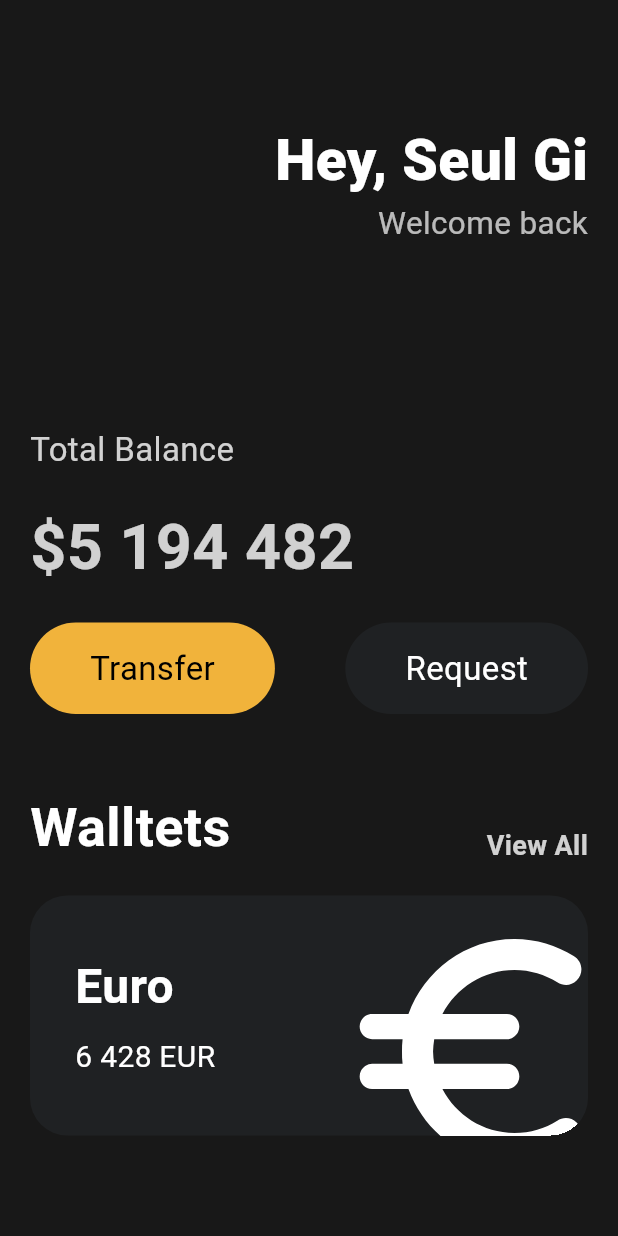
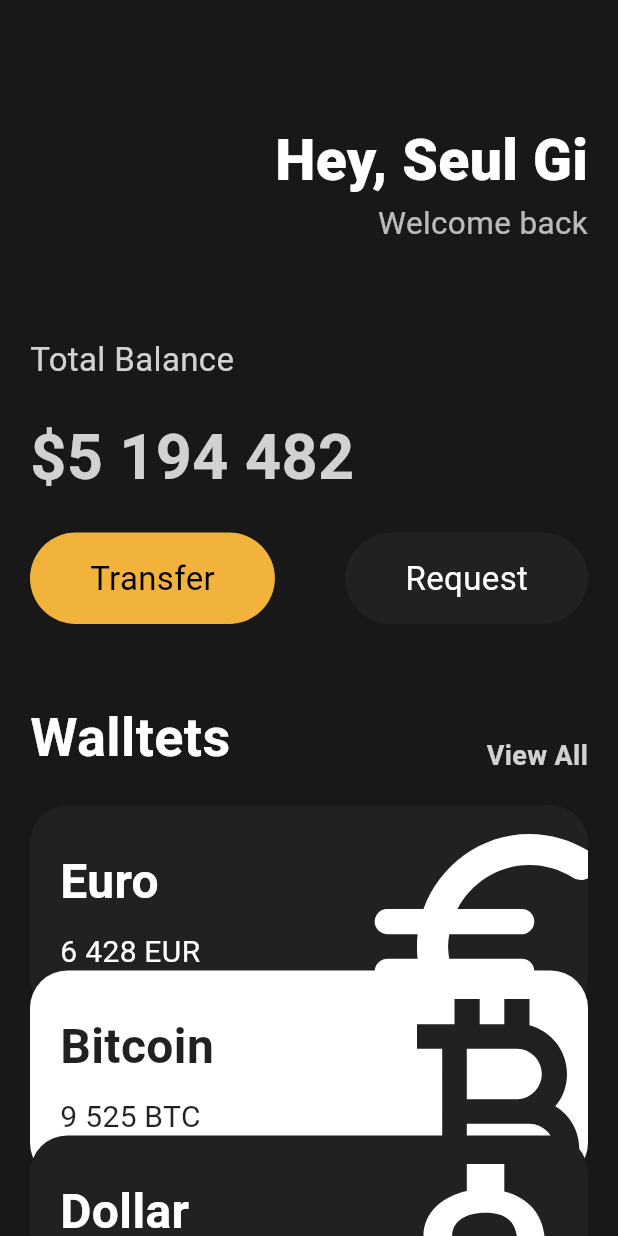
Before and after one commit to changhorang/toonflix, a Flutter app: the screen it shows after launch, on a phone screen of 412 x 824 dp. Run offline on Flutter 3.47's test engine with Material 3 defaults, Android fonts, the phone set to English and light mode, and no system bars.

Commit message:
[240426] Icon Card widget & scroll add

```diff
--- a/lib/main.dart
+++ b/lib/main.dart
@@ -1,5 +1,6 @@
 import 'package:flutter/material.dart';
 import 'package:toonflix/widget/button.dart';
+import 'package:toonflix/widget/curr_card.dart';
 
 void main() {
   runApp(const App());
@@ -13,7 +14,8 @@ class App extends StatelessWidget {
     return MaterialApp(
         home: Scaffold(
             backgroundColor: const Color(0xFF181818),
-            body: Padding(
+            body: SingleChildScrollView(
+              child: Padding(
                   padding: const EdgeInsets.symmetric(horizontal: 20),
                   child: Column(
                     crossAxisAlignment: CrossAxisAlignment.start,
@@ -45,7 +47,7 @@ class App extends StatelessWidget {
                         ],
                       ),
                       const SizedBox(
-                      height: 120,
+                        height: 60,
                       ),
                       Text(
                         'Total Balance',
@@ -102,62 +104,34 @@ class App extends StatelessWidget {
                       const SizedBox(
                         height: 20,
                       ),
-                    Container(
-                      clipBehavior: Clip.hardEdge,
-                      decoration: BoxDecoration(
-                        color: const Color(0xFF1F2123),
-                        borderRadius: BorderRadius.circular(25),
+                      const CurrencyCard(
+                        name: 'Euro',
+                        code: 'EUR',
+                        amount: '6 428',
+                        icon: Icons.euro_rounded,
+                        isInverted: false,
                       ),
-                      child: Padding(
-                        padding: const EdgeInsets.all(30),
-                        child: Row(
-                          mainAxisAlignment: MainAxisAlignment.spaceBetween,
-                          children: [
-                            const Column(
-                              crossAxisAlignment: CrossAxisAlignment.start,
-                              children: [
-                                Text("Euro",
-                                    style: TextStyle(
-                                        color: Colors.white,
-                                        fontSize: 32,
-                                        fontWeight: FontWeight.w600)),
-                                SizedBox(
-                                  height: 10,
+                      Transform.translate(
+                        offset: const Offset(0, -30),
+                        child: const CurrencyCard(
+                            name: 'Bitcoin',
+                            code: 'BTC',
+                            amount: '9 525',
+                            icon: Icons.currency_bitcoin,
+                            isInverted: true),
                       ),
-                                Row(
-                                  children: [
-                                    Text('6 428',
-                                        style: TextStyle(
-                                          color: Colors.white,
-                                          fontSize: 20,
-                                        )),
-                                    SizedBox(
-                                      width: 5,
-                                    ),
-                                    Text('EUR',
-                                        style: TextStyle(
-                                          color: Colors.white,
-                                          fontSize: 20,
-                                        ))
-                                  ],
-                                ),
-                              ],
-                            ),
-                            Transform.scale(
-                                scale: 2,
-                                child: Transform.translate(
-                                  offset: const Offset(3, 12),
-                                  child: const Icon(
-                                    Icons.euro_rounded,
-                                    color: Colors.white,
-                                    size: 100,
-                                  ),
-                                )),
-                          ],
-                        ),
+                      Transform.translate(
+                        offset: const Offset(0, -60),
+                        child: const CurrencyCard(
+                          name: 'Dollar',
+                          code: '\$',
+                          amount: '7 321',
+                          icon: Icons.attach_money_outlined,
+                          isInverted: false,
                         ),
                       ),
                     ],
-                ))));
+                  )),
+            )));
   }
 }
--- /dev/null
+++ b/lib/widget/curr_card.dart
@@ -0,0 +1,77 @@
+import 'package:flutter/material.dart';
+
+class CurrencyCard extends StatelessWidget {
+  final String name, code, amount;
+  final IconData icon;
+  final bool isInverted;
+
+  final _blackColor = const Color(0xFF1F2123);
+
+  const CurrencyCard({
+    super.key,
+    required this.name,
+    required this.code,
+    required this.amount,
+    required this.icon,
+    required this.isInverted,
+  });
+
+  @override
+  Widget build(BuildContext context) {
+    return Container(
+      clipBehavior: Clip.hardEdge,
+      decoration: BoxDecoration(
+        color: isInverted ? Colors.white : const Color(0xFF1F2123),
+        borderRadius: BorderRadius.circular(25),
+      ),
+      child: Padding(
+        padding: const EdgeInsets.all(20),
+        child: Row(
+          mainAxisAlignment: MainAxisAlignment.spaceBetween,
+          children: [
+            Column(
+              crossAxisAlignment: CrossAxisAlignment.start,
+              children: [
+                Text(name,
+                    style: TextStyle(
+                        color: isInverted ? _blackColor : Colors.white,
+                        fontSize: 32,
+                        fontWeight: FontWeight.w600)),
+                const SizedBox(
+                  height: 10,
+                ),
+                Row(
+                  children: [
+                    Text(amount,
+                        style: TextStyle(
+                          color: isInverted ? _blackColor : Colors.white,
+                          fontSize: 20,
+                        )),
+                    const SizedBox(
+                      width: 5,
+                    ),
+                    Text(code,
+                        style: TextStyle(
+                          color: isInverted ? _blackColor : Colors.white,
+                          fontSize: 20,
+                        ))
+                  ],
+                ),
+              ],
+            ),
+            Transform.scale(
+                scale: 2,
+                child: Transform.translate(
+                  offset: const Offset(3, 12),
+                  child: Icon(
+                    icon,
+                    color: isInverted ? _blackColor : Colors.white,
+                    size: 100,
+                  ),
+                )),
+          ],
+        ),
+      ),
+    );
+  }
+}
```
Lines whose indentation alone changed are shown as unchanged.
